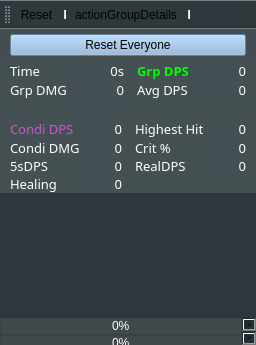
The window that mainwindow.ui (Tyrox92/Gw2SPECS) describes before a commit, drawn with Qt 5.
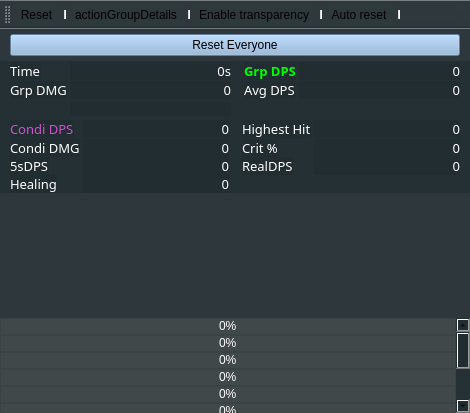
The same window after the commit. Icons and pictures are not drawn. Custom widgets are drawn as their Qt base class.

Commit message:
Fixed Transparent click-through
- Fixed a bug that caused the program to become click-through when
transparent
- Fixed unusual behaviour of colors

What changed in the file:
```diff
--- a/mainwindow.ui
+++ b/mainwindow.ui
@@ -9,8 +9,8 @@
    <rect>
     <x>0</x>
     <y>0</y>
-    <width>256</width>
-    <height>345</height>
+    <width>470</width>
+    <height>413</height>
    </rect>
   </property>
   <property name="sizePolicy">
@@ -296,10 +296,7 @@
     <item row="0" column="0">
      <widget class="QWidget" name="widget_5" native="true">
       <property name="styleSheet">
-       <string notr="true">QWidget {
-	background-color: rgba(32, 43, 47, 0%);
-}
-QLabel {
+       <string notr="true">QLabel {
 	background-color: rgba(32, 43, 47, 0%);
 	color: rgb(255, 255, 255);
 }
@@ -361,7 +358,7 @@
        </size>
       </property>
       <property name="styleSheet">
-       <string notr="true">background-color: rgba(32, 43, 47, 1%);</string>
+       <string notr="true"/>
       </property>
       <layout class="QGridLayout" name="gridLayout">
        <property name="leftMargin">
@@ -1013,6 +1010,9 @@
             <property name="layoutDirection">
              <enum>Qt::LeftToRight</enum>
             </property>
+            <property name="autoFillBackground">
+             <bool>false</bool>
+            </property>
             <property name="styleSheet">
              <string notr="true">color: rgb(255, 255, 255);</string>
             </property>
@@ -1299,7 +1299,7 @@
        </sizepolicy>
       </property>
       <property name="styleSheet">
-       <string notr="true"> background-color: rgba(32, 43, 47, 60%);</string>
+       <string notr="true"/>
       </property>
       <layout class="QGridLayout" name="gridLayout_5">
        <property name="leftMargin">
@@ -1363,7 +1363,7 @@
            <rect>
             <x>0</x>
             <y>0</y>
-            <width>239</width>
+            <width>453</width>
             <height>180</height>
            </rect>
           </property>
```
Left out of the diff: 24 changed lines with no effect on the pictures. The commit also changes 1 other file.
